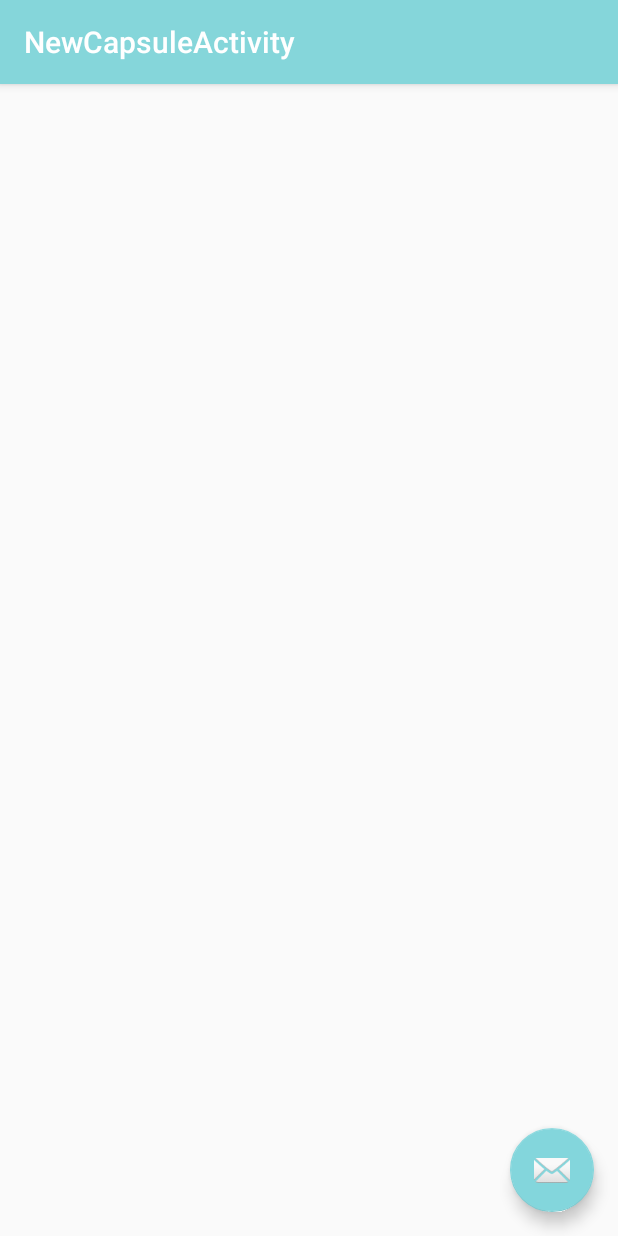
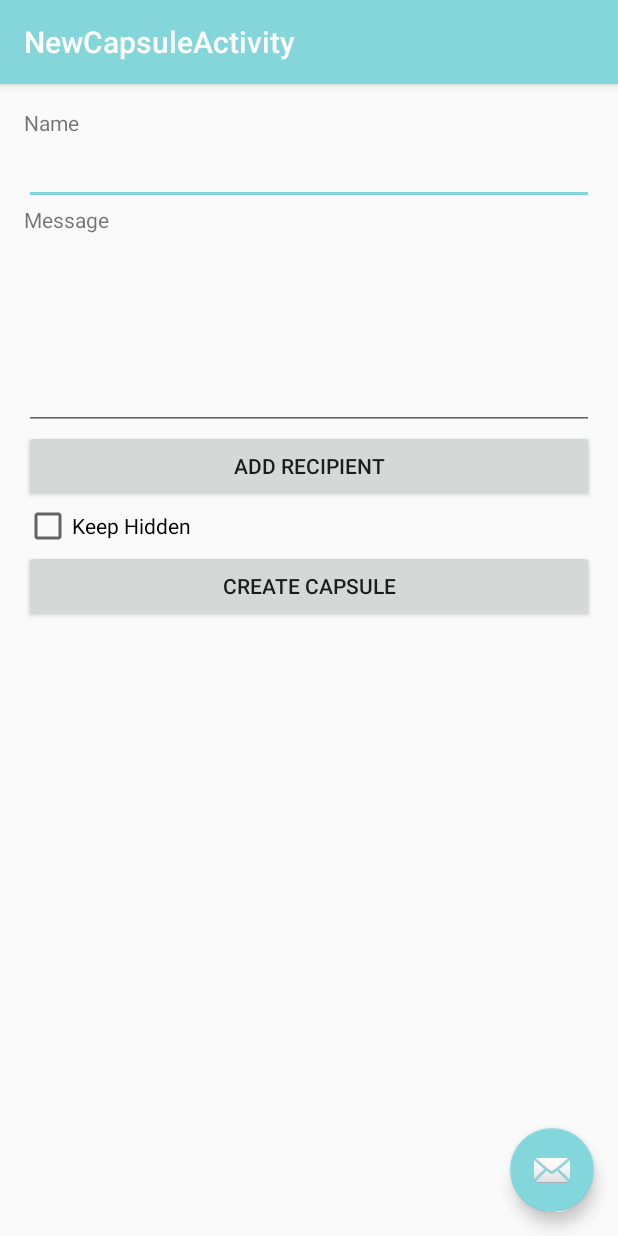
Before and after one commit to ezturner/TimeCapsule, an Android app: the NewCapsuleActivity screen opened directly, with no data from a screen before it, on a phone screen of 412 x 824 dp. Run offline under Robolectric (Android 15) with nearby library versions, the phone set to English and light mode, and no system bars; our stand-ins replace Firebase (no records; nobody signed in at launch, a user with empty details on screens opened directly).

Commit message:
Implemented basic adding to db in NewCapsule

```diff
--- a/app/src/main/res/layout/content_new_capsule.xml
+++ b/app/src/main/res/layout/content_new_capsule.xml
@@ -13,4 +13,58 @@
     tools:context="me.kevinkang.timecapsule.activities.NewCapsuleActivity"
     tools:showIn="@layout/activity_new_capsule">
 
+    <ScrollView
+        android:layout_width="match_parent"
+        android:layout_height="match_parent">
+
+        <LinearLayout
+            android:layout_width="match_parent"
+            android:layout_height="wrap_content"
+            android:orientation="vertical">
+            <TextView
+                android:text="Name"
+                android:layout_width="match_parent"
+                android:layout_height="wrap_content"/>
+
+            <EditText
+                android:layout_width="match_parent"
+                android:layout_height="wrap_content"
+                android:ems="10"
+                android:id="@+id/editName"/>
+
+            <TextView
+                android:text="Message"
+                android:layout_width="match_parent"
+                android:layout_height="wrap_content"/>
+
+            <EditText
+                android:layout_width="match_parent"
+                android:layout_height="wrap_content"
+                android:ems="10"
+                android:gravity="top|left"
+                android:inputType="textMultiLine"
+                android:lines="5"
+                android:scrollbars="vertical"
+                android:id="@+id/editMessage"/>
+
+            <Button
+                android:text="Add Recipient"
+                android:layout_width="match_parent"
+                android:layout_height="wrap_content"
+                android:id="@+id/buttonRecipient"/>
+
+            <CheckBox
+                android:text="Keep Hidden"
+                android:layout_width="match_parent"
+                android:layout_height="wrap_content"
+                android:id="@+id/checkHidden"/>
+
+            <Button
+                android:text="Create Capsule"
+                android:layout_width="match_parent"
+                android:layout_height="wrap_content"
+                android:id="@+id/buttonCreate"
+                android:onClick="onClickCapsuleCreation"/>
+        </LinearLayout>
+    </ScrollView>
 </RelativeLayout>
```
Also changed, not shown: app/src/main/java/me/kevinkang/timecapsule/activities/NewCapsuleActivity.java (+47 -0 lines), app/src/main/java/me/kevinkang/timecapsule/data/firebase/FbUser.java (added, +38 -0 lines), app/src/main/java/me/kevinkang/timecapsule/data/firebase/FirebaseUser.java (deleted, +0 -8 lines), app/src/main/java/me/kevinkang/timecapsule/data/models/User.java (+13 -4 lines).
